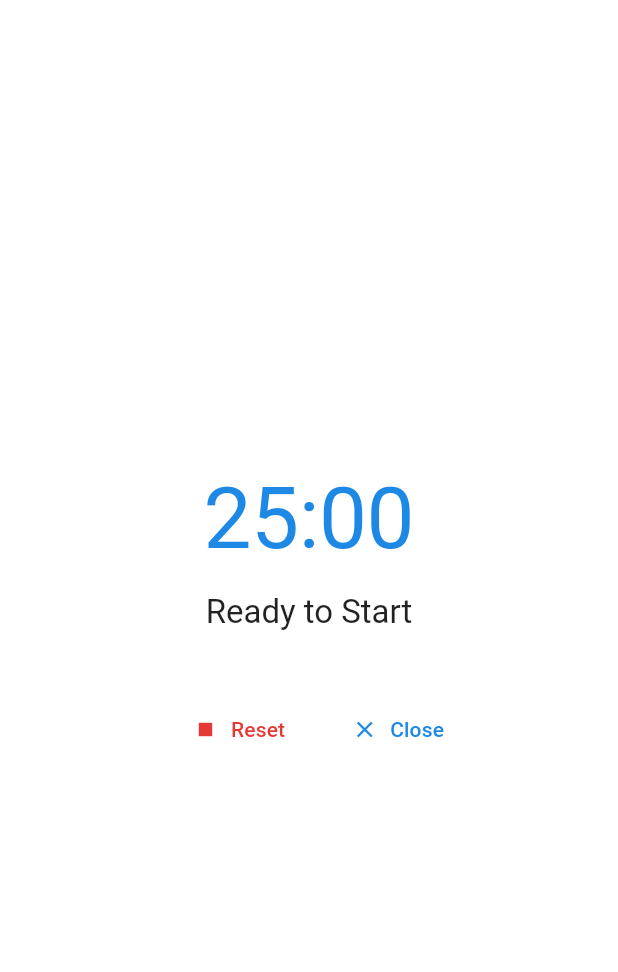
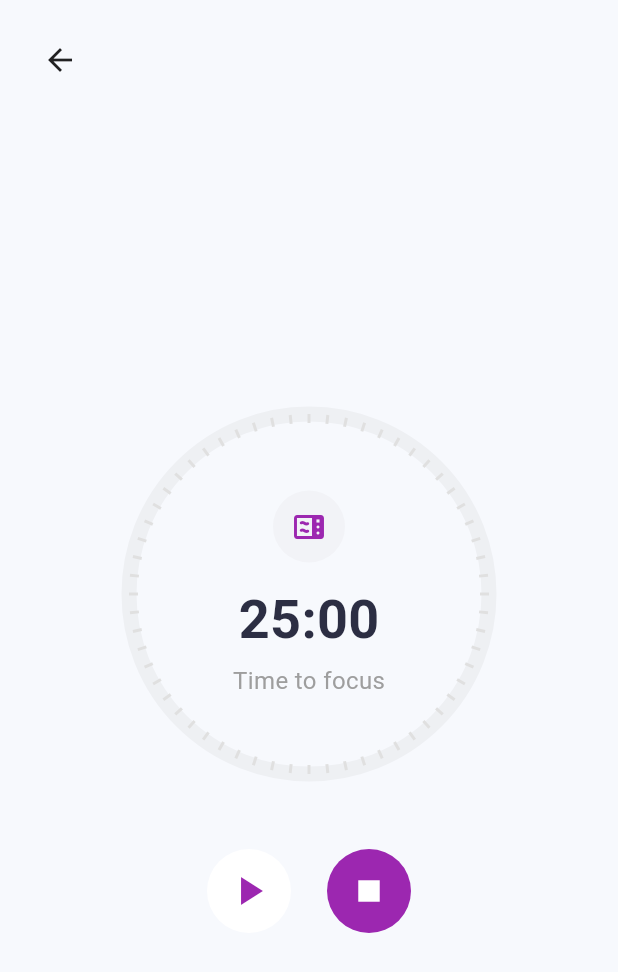
Before and after one commit to alanaraujo902/pomodorobasico2, a Flutter app: the FullScreenTimerView screen opened directly, on a phone screen of 412 x 824 dp. Shown: the top 972 px of the screen. Run offline on Flutter 3.47's test engine with Material 3 defaults, Android fonts, the phone set to English and light mode, and no system bars.

Commit message:
git add .

```diff
--- a/lib/screens/full_screen_timer.dart
+++ b/lib/screens/full_screen_timer.dart
@@ -2,6 +2,7 @@ import 'package:flutter/material.dart';
 import 'package:provider/provider.dart';
 import '../services/pomodoro_timer.dart';
 import '../models/timer_state.dart';
+import 'dart:math';
 
 class FullScreenTimerView extends StatelessWidget {
   const FullScreenTimerView({super.key});
@@ -9,104 +10,183 @@ class FullScreenTimerView extends StatelessWidget {
   @override
   Widget build(BuildContext context) {
     return Scaffold(
+      backgroundColor: const Color(0xFFF7F9FD),
       body: SafeArea(
         child: Consumer<PomodoroTimer>(
-          builder: (context, timer, child) {
-            final formattedTime = "${timer.remainingTime.inMinutes.toString().padLeft(2, '0')}:${(timer.remainingTime.inSeconds % 60).toString().padLeft(2, '0')}";
+          builder: (context, timer, _) {
+            final secondsTotal = timer.isFocusSession
+                ? timer.settings.focusDuration.inSeconds
+                : (timer.currentState == TimerState.runningShortBreak ||
+                timer.currentState == TimerState.pausedShortBreak)
+                ? timer.settings.shortBreakDuration.inSeconds
+                : timer.settings.longBreakDuration.inSeconds;
 
-            return Container(
-              width: double.infinity,
-              padding: const EdgeInsets.symmetric(horizontal: 24.0, vertical: 48.0),
+            final secondsLeft = timer.remainingTime.inSeconds;
+            final progress = 1 - (secondsLeft / secondsTotal);
+
+            final minutes = (timer.remainingTime.inMinutes).toString().padLeft(2, '0');
+            final seconds = (timer.remainingTime.inSeconds % 60).toString().padLeft(2, '0');
+
+            return Column(
+              children: [
+                Align(
+                  alignment: Alignment.topLeft,
+                  child: Padding(
+                    padding: const EdgeInsets.only(top: 16.0, left: 16.0),
+                    child: IconButton(
+                      icon: const Icon(Icons.arrow_back, color: Colors.black87),
+                      tooltip: 'Voltar',
+                      onPressed: () => Navigator.pop(context),
+                    ),
+                  ),
+                ),
+                Expanded(
+                  child: Center(
                     child: Column(
                       mainAxisAlignment: MainAxisAlignment.center,
                       children: [
+                        CustomPaint(
+                          painter: _RadialTimerPainter(progress),
+                          child: SizedBox(
+                            width: 260,
+                            height: 260,
+                            child: Column(
+                              mainAxisAlignment: MainAxisAlignment.center,
+                              children: [
+                                const CircleAvatar(
+                                  radius: 24,
+                                  backgroundColor: Color(0xFFF2F3F7),
+                                  child: Icon(Icons.microwave_rounded, color: Colors.purple),
+                                ),
+                                const SizedBox(height: 12),
                                 Text(
-                    formattedTime,
-                    style: Theme.of(context).textTheme.displayLarge?.copyWith(
-                      color: Theme.of(context).colorScheme.primary,
+                                  "$minutes:$seconds",
+                                  style: const TextStyle(
+                                    fontSize: 36,
+                                    fontWeight: FontWeight.w600,
+                                    color: Color(0xFF2C2E43),
                                   ),
                                 ),
-                  const SizedBox(height: 16),
-                  Text(_getCurrentStateText(timer.currentState),
-                      style: Theme.of(context).textTheme.titleLarge),
-                  const SizedBox(height: 8),
-                  if (timer.currentTask != null)
-                    Text("Task: ${timer.currentTask!.title}",
-                        style: Theme.of(context).textTheme.titleMedium),
-                  if (timer.currentSubtask != null)
-                    Text("Subtask: ${timer.currentSubtask!.title}",
-                        style: Theme.of(context).textTheme.titleMedium?.copyWith(
-                          color: Theme.of(context).colorScheme.secondary,
-                        )),
-                  const SizedBox(height: 32),
+                                const SizedBox(height: 4),
+                                Text(
+                                  timer.currentSubtask?.title ?? "Time to focus",
+                                  style: const TextStyle(
+                                    fontSize: 16,
+                                    color: Colors.grey,
+                                  ),
+                                ),
+                              ],
+                            ),
+                          ),
+                        ),
+                        const SizedBox(height: 40),
                         Row(
                           mainAxisAlignment: MainAxisAlignment.center,
                           children: [
+                            GestureDetector(
+                              onTap: () {
                                 if (timer.currentState == TimerState.runningFocus ||
                                     timer.currentState == TimerState.runningShortBreak ||
+                                    timer.currentState == TimerState.runningLongBreak) {
+                                  timer.pauseTimer();
+                                } else {
+                                  timer.startTimer();
+                                }
+                              },
+                              child: CircleAvatar(
+                                radius: 28,
+                                backgroundColor: Colors.white,
+                                child: Icon(
+                                  (timer.currentState == TimerState.runningFocus ||
+                                      timer.currentState == TimerState.runningShortBreak ||
                                       timer.currentState == TimerState.runningLongBreak)
-                        ElevatedButton.icon(
-                          icon: const Icon(Icons.pause),
-                          label: const Text('Pause'),
-                          onPressed: () => timer.pauseTimer(),
-                          style: ElevatedButton.styleFrom(
-                            backgroundColor: Colors.orange.shade600,
-                            foregroundColor: Colors.white,
+                                      ? Icons.pause
+                                      : Icons.play_arrow,
+                                  color: Colors.purple,
+                                  size: 32,
                                 ),
                               ),
-                      if (timer.currentState == TimerState.pausedFocus ||
-                          timer.currentState == TimerState.pausedShortBreak ||
-                          timer.currentState == TimerState.pausedLongBreak)
-                        ElevatedButton.icon(
-                          icon: const Icon(Icons.play_arrow),
-                          label: const Text('Resume'),
-                          onPressed: () => timer.startTimer(),
-                          style: ElevatedButton.styleFrom(
-                            backgroundColor: Colors.green.shade600,
-                            foregroundColor: Colors.white,
+                            ),
+                            const SizedBox(width: 24),
+                            GestureDetector(
+                              onTap: () => timer.resetTimer(),
+                              child: CircleAvatar(
+                                radius: 28,
+                                backgroundColor: Colors.purple,
+                                child: const Icon(Icons.stop, color: Colors.white, size: 28),
                               ),
                             ),
-                      const SizedBox(width: 16),
-                      TextButton.icon(
-                        icon: const Icon(Icons.stop),
-                        label: const Text('Reset'),
-                        onPressed: () => timer.resetTimer(),
-                        style: TextButton.styleFrom(
-                          foregroundColor: Colors.red.shade600,
+                          ],
+                        ),
+                      ],
                     ),
                   ),
-                      const SizedBox(width: 16),
-                      TextButton.icon(
-                        icon: const Icon(Icons.close),
-                        label: const Text('Close'),
-                        onPressed: () => Navigator.pop(context),
                 ),
               ],
-                  )
-                ],
-              ),
             );
           },
         ),
       ),
     );
   }
+}
 
-  String _getCurrentStateText(TimerState state) {
-    switch (state) {
-      case TimerState.runningFocus:
-      case TimerState.pausedFocus:
-        return 'Focus';
-      case TimerState.runningShortBreak:
-      case TimerState.pausedShortBreak:
-        return 'Short Break';
-      case TimerState.runningLongBreak:
-      case TimerState.pausedLongBreak:
-        return 'Long Break';
-      case TimerState.initial:
-        return 'Ready to Start';
-      case TimerState.finished:
-        return 'Finished';
+class _RadialTimerPainter extends CustomPainter {
+  final double progress;
+
+  _RadialTimerPainter(this.progress);
+
+  @override
+  void paint(Canvas canvas, Size size) {
+    final center = Offset(size.width / 2, size.height / 2);
+    final radius = size.width / 2 - 10;
+    const strokeWidth = 10.0;
+
+    final backgroundPaint = Paint()
+      ..color = Colors.grey.withOpacity(0.1)
+      ..strokeWidth = strokeWidth
+      ..style = PaintingStyle.stroke;
+
+    final progressPaint = Paint()
+      ..shader = SweepGradient(
+        colors: [Colors.purple, Colors.pinkAccent],
+        startAngle: 0.0,
+        endAngle: 2 * pi,
+      ).createShader(Rect.fromCircle(center: center, radius: radius))
+      ..strokeWidth = strokeWidth
+      ..style = PaintingStyle.stroke
+      ..strokeCap = StrokeCap.round;
+
+    canvas.drawCircle(center, radius, backgroundPaint);
+
+    final angle = 2 * pi * progress;
+    canvas.drawArc(
+      Rect.fromCircle(center: center, radius: radius),
+      -pi / 2,
+      angle,
+      false,
+      progressPaint,
+    );
+
+    // Tick marks (radial dots)
+    final tickPaint = Paint()
+      ..color = Colors.grey.shade300
+      ..strokeWidth = 2;
+
+    for (int i = 0; i < 60; i++) {
+      final double tickAngle = (2 * pi / 60) * i;
+      final Offset start = Offset(
+        center.dx + (radius - 6) * cos(tickAngle),
+        center.dy + (radius - 6) * sin(tickAngle),
+      );
+      final Offset end = Offset(
+        center.dx + radius * cos(tickAngle),
+        center.dy + radius * sin(tickAngle),
+      );
+      canvas.drawLine(start, end, tickPaint);
     }
   }
+
+  @override
+  bool shouldRepaint(covariant _RadialTimerPainter oldDelegate) => oldDelegate.progress != progress;
 }
```
Lines whose indentation alone changed are shown as unchanged.
